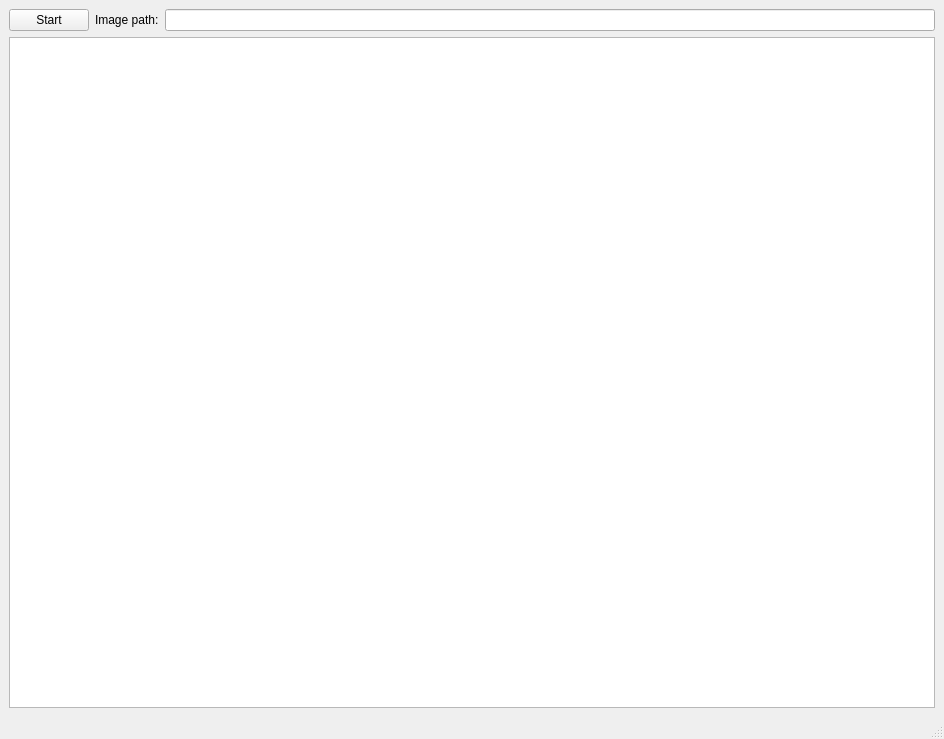
kabamot/Zyrlo, file wui/src/mainwindow.ui: the form before one commit.
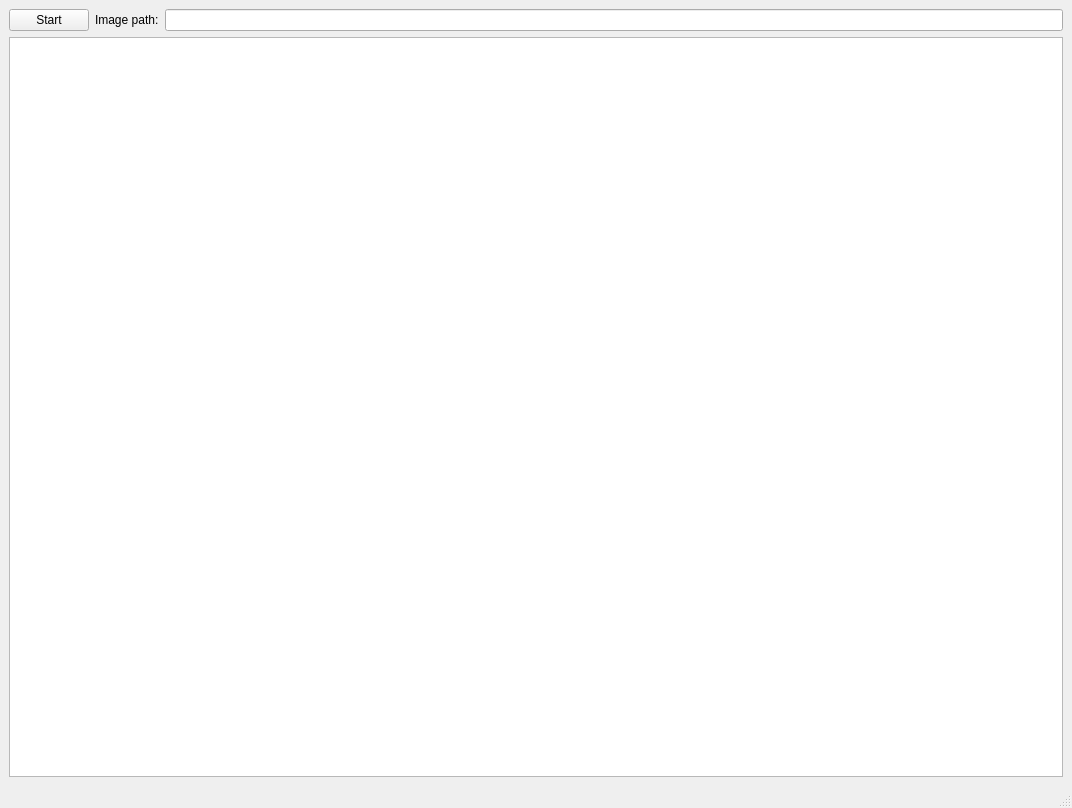
The form after the commit.

Diff of the .ui file:
```diff
--- a/wui/src/mainwindow.ui
+++ b/wui/src/mainwindow.ui
@@ -6,8 +6,8 @@
    <rect>
     <x>0</x>
     <y>0</y>
-    <width>944</width>
-    <height>739</height>
+    <width>1072</width>
+    <height>808</height>
    </rect>
   </property>
   <property name="windowTitle">
```
Left out of the diff: 2 changed lines with no effect on the pictures.
